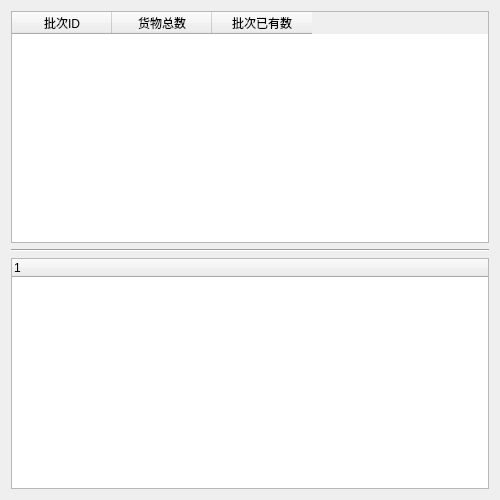
This is viewbatch.ui in kangwenyun/batch_acquisition_system_qt_before as Qt 5 draws it before an edit. The edited form follows.
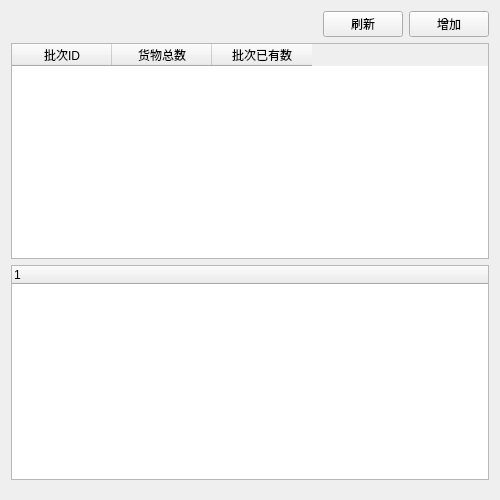
This is the edited form.

Commit message: batch相关页面表格修改 & 无用页面删除

Patch:
```diff
--- a/viewbatch.ui
+++ b/viewbatch.ui
@@ -19,11 +19,58 @@
   <property name="windowTitle">
    <string>Form</string>
   </property>
-  <layout class="QVBoxLayout" name="verticalLayout_2">
-   <item>
+  <layout class="QFormLayout" name="formLayout">
+   <item row="2" column="0">
+    <widget class="Line" name="line">
+     <property name="orientation">
+      <enum>Qt::Horizontal</enum>
+     </property>
+    </widget>
+   </item>
+   <item row="0" column="0" colspan="2">
+    <layout class="QHBoxLayout" name="horizontalLayout">
+     <item>
+      <spacer name="horizontalSpacer">
+       <property name="orientation">
+        <enum>Qt::Horizontal</enum>
+       </property>
+       <property name="sizeHint" stdset="0">
+        <size>
+         <width>40</width>
+         <height>20</height>
+        </size>
+       </property>
+      </spacer>
+     </item>
+     <item>
+      <widget class="QPushButton" name="refresh_batch">
+       <property name="text">
+        <string>刷新</string>
+       </property>
+      </widget>
+     </item>
+     <item>
+      <widget class="QPushButton" name="add_batch">
+       <property name="text">
+        <string>增加</string>
+       </property>
+      </widget>
+     </item>
+    </layout>
+   </item>
+   <item row="1" column="0" colspan="2">
     <layout class="QVBoxLayout" name="verticalLayout">
      <item>
       <widget class="QTableWidget" name="batchInfo">
+       <property name="minimumSize">
+        <size>
+         <width>450</width>
+         <height>200</height>
+        </size>
+       </property>
+       <attribute name="horizontalHeaderStretchLastSection">
+        <bool>false</bool>
+       </attribute>
        <column>
         <property name="text">
          <string>批次ID</string>
@@ -50,15 +97,14 @@
        </column>
       </widget>
      </item>
-     <item>
-      <widget class="Line" name="line">
-       <property name="orientation">
-        <enum>Qt::Horizontal</enum>
-       </property>
-      </widget>
-     </item>
      <item>
       <widget class="QTreeWidget" name="treeWidget">
+       <property name="minimumSize">
+        <size>
+         <width>0</width>
+         <height>200</height>
+        </size>
+       </property>
        <column>
         <property name="text">
          <string notr="true">1</string>
```
Left out of the diff: 2 changed lines with no effect on the pictures. The commit also changes 22 other files.
